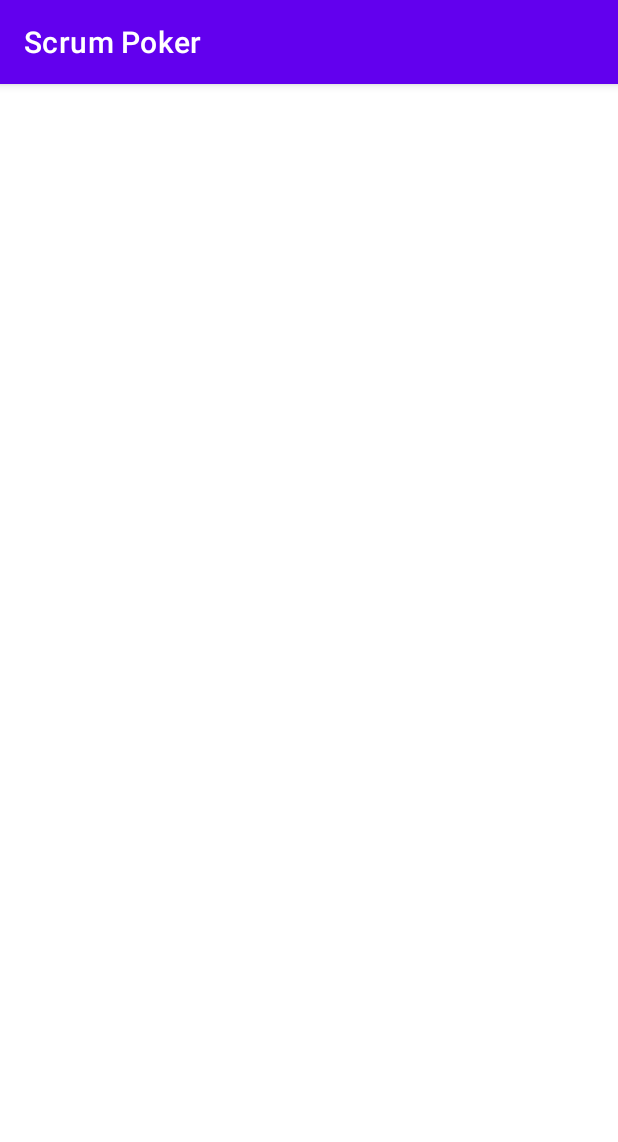
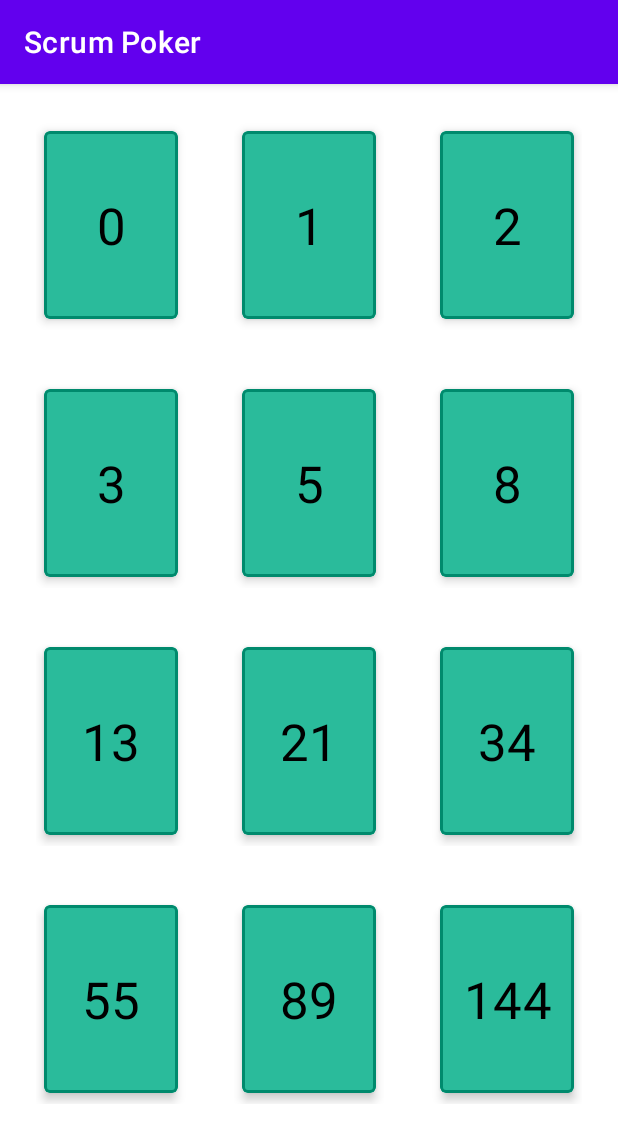
Before and after one commit to EhsanTgv/ScrumPokerTest, an Android app: the screen it shows after launch (MainActivity), on a phone screen of 412 x 824 dp. Shown: the top 1142 px of the screen. Run offline under Robolectric (Android 15) with nearby library versions, the phone set to English and light mode, and no system bars; our stand-ins replace data binding.

Commit message:
Implement Motion & call it in MainActivity

```diff
--- a/app/build.gradle
+++ b/app/build.gradle
@@ -1,6 +1,7 @@
 plugins {
     id 'com.android.application'
     id 'kotlin-android'
+    id 'kotlin-android-extensions'
     id 'kotlin-kapt'
 }
 
--- a/app/src/main/java/com/taghavi/scrumpoker/MainActivity.kt
+++ b/app/src/main/java/com/taghavi/scrumpoker/MainActivity.kt
@@ -2,10 +2,31 @@ package com.taghavi.scrumpoker
 
 import androidx.appcompat.app.AppCompatActivity
 import android.os.Bundle
+import androidx.lifecycle.MutableLiveData
+import androidx.lifecycle.Observer
+import kotlinx.android.synthetic.main.activity_main.*
 
-class MainActivity : AppCompatActivity() {
+class MainActivity : AppCompatActivity() , CardAdapter.CardClickListener{
+    private val cardsData = MutableLiveData<List<Card>>()
+    private val cardsAdapter = CardAdapter(this)
+    private val cardSelected = MutableLiveData<Card>()
+
     override fun onCreate(savedInstanceState: Bundle?) {
         super.onCreate(savedInstanceState)
         setContentView(R.layout.activity_main)
+
+        cards.adapter = cardsAdapter
+
+        cardsData.observe(this, Observer { cardsAdapter.submitList(it) })
+        cardsData.postValue(listOf(0, 1, 2, 3, 5, 8, 13, 21, 34, 55, 89, 144).map { Card(it.toString()) })
+
+        cardSelected.observe(this, Observer {
+            selected_card_title.text = it.title
+
+            motion.setTransition(R.id.select_card)
+            motion.transitionToEnd()
+        })
     }
+
+    override fun onCardClick(card: Card) = cardSelected.postValue(card)
 }
--- a/app/src/main/res/xml/activity_main_scene.xml
+++ b/app/src/main/res/xml/activity_main_scene.xml
@@ -1,4 +1,143 @@
 <?xml version="1.0" encoding="utf-8"?>
-<PreferenceScreen xmlns:android="http://schemas.android.com/apk/res/android">
+<MotionScene xmlns:android="http://schemas.android.com/apk/res/android"
+    xmlns:app="http://schemas.android.com/apk/res-auto">
 
-</PreferenceScreen>
+    <ConstraintSet android:id="@+id/initial">
+
+        <Constraint android:id="@id/cards"
+            android:layout_width="0dp"
+            android:layout_height="0dp"
+            app:layout_constraintBottom_toBottomOf="parent"
+            app:layout_constraintEnd_toEndOf="parent"
+            app:layout_constraintStart_toStartOf="parent"
+            app:layout_constraintTop_toTopOf="parent" />
+
+        <Constraint android:id="@id/selected_card">
+            <Layout
+                android:layout_width="0dp"
+                android:layout_height="0dp"
+                android:layout_marginStart="38dp"
+                android:layout_marginTop="38dp"
+                android:layout_marginEnd="38dp"
+                android:layout_marginBottom="38dp"
+                app:layout_constraintBottom_toBottomOf="parent"
+                app:layout_constraintDimensionRatio="2.5:3.5"
+                app:layout_constraintEnd_toEndOf="parent"
+                app:layout_constraintStart_toStartOf="parent"
+                app:layout_constraintTop_toTopOf="parent" />
+            <PropertySet android:visibility="gone" />
+            <CustomAttribute
+                app:attributeName="cardBackgroundColor"
+                app:customColorValue="@color/cardBackColor" />
+        </Constraint>
+
+        <Constraint android:id="@id/selected_card_title">
+            <Layout
+                android:layout_width="0dp"
+                android:layout_height="0dp"
+                app:layout_constraintBottom_toBottomOf="@id/selected_card"
+                app:layout_constraintEnd_toEndOf="@id/selected_card"
+                app:layout_constraintStart_toStartOf="@id/selected_card"
+                app:layout_constraintTop_toTopOf="@id/selected_card" />
+            <PropertySet android:visibility="gone" />
+
+        </Constraint>
+    </ConstraintSet>
+
+    <ConstraintSet
+        android:id="@+id/selected"
+        app:deriveConstraintsFrom="@id/initial">
+
+        <Constraint android:id="@id/cards">
+            <PropertySet android:alpha="0" />
+        </Constraint>
+
+        <Constraint android:id="@id/selected_card">
+            <PropertySet android:alpha="1" />
+            <Transform android:rotationY="180" />
+            <CustomAttribute
+                app:attributeName="cardBackgroundColor"
+                app:customColorValue="@color/cardBackColor" />
+        </Constraint>
+
+        <Constraint android:id="@id/selected_card_title">
+            <Transform android:rotationY="180" />
+        </Constraint>
+    </ConstraintSet>
+
+    <ConstraintSet
+        android:id="@+id/revealed"
+        app:deriveConstraintsFrom="@id/selected">
+
+        <Constraint android:id="@id/selected_card">
+            <Transform android:rotationY="360" />
+            <CustomAttribute
+                app:attributeName="cardBackgroundColor"
+                app:customColorValue="@color/cardFrontColor" />
+        </Constraint>
+
+        <Constraint android:id="@id/selected_card_title">
+            <Transform
+                android:elevation="8dp"
+                android:rotationY="360" />
+            <PropertySet android:alpha="1" />
+        </Constraint>
+    </ConstraintSet>
+
+    <Transition
+        android:id="@+id/select_card"
+        app:constraintSetEnd="@id/selected"
+        app:constraintSetStart="@id/initial"
+        app:duration="600"
+        app:motionInterpolator="easeIn">
+
+        <KeyFrameSet>
+            <KeyAttribute
+                android:alpha="0"
+                app:framePosition="30"
+                app:motionTarget="@id/cards" />
+
+            <KeyAttribute
+                android:rotationY="0"
+                app:framePosition="30"
+                app:motionTarget="@id/selected_card" />
+        </KeyFrameSet>
+    </Transition>
+
+    <Transition
+        android:id="@+id/reveal_card"
+        app:constraintSetEnd="@id/revealed"
+        app:constraintSetStart="@id/selected"
+        app:duration="600">
+
+        <OnClick
+            app:clickAction="transitionToEnd"
+            app:targetId="@id/selected_card" />
+
+        <KeyFrameSet>
+            <KeyAttribute
+                android:alpha="0"
+                app:framePosition="50"
+                app:motionTarget="@id/selected_card_title" />
+        </KeyFrameSet>
+    </Transition>
+
+    <Transition
+        android:id="@+id/restart"
+        app:constraintSetEnd="@id/initial"
+        app:constraintSetStart="@id/revealed"
+        app:duration="600">
+
+        <OnClick
+            app:clickAction="transitionToEnd"
+            app:targetId="@id/selected_card" />
+
+        <KeyFrameSet>
+            <KeyAttribute
+                android:alpha="0"
+                app:framePosition="10"
+                app:motionTarget="@id/selected_card_title" />
+        </KeyFrameSet>
+    </Transition>
+
+</MotionScene>
```
